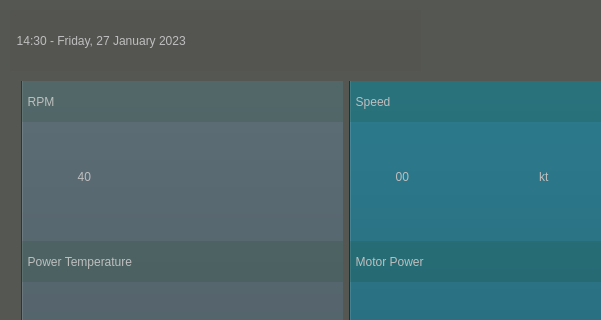
Before: the Qt Designer form apps/huracanXsantoka/mainwindow.ui in GiovanniRaseraF/santoka_qt, drawn with Qt 5; both pictures show x 0 to 601 and y 0 to 320 of the 1010 by 600 pixel window.
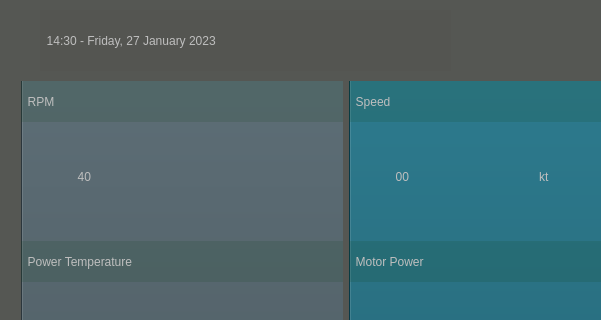
After: the same form once the commit is applied. Icons and pictures are not drawn.

Commit message: gps: value precision to 0.0

```diff
--- a/apps/huracanXsantoka/mainwindow.ui
+++ b/apps/huracanXsantoka/mainwindow.ui
@@ -801,7 +801,7 @@
     </property>
     <property name="geometry">
      <rect>
-      <x>10</x>
+      <x>40</x>
       <y>10</y>
       <width>411</width>
       <height>61</height>
```
The commit also changes 2 other files.
